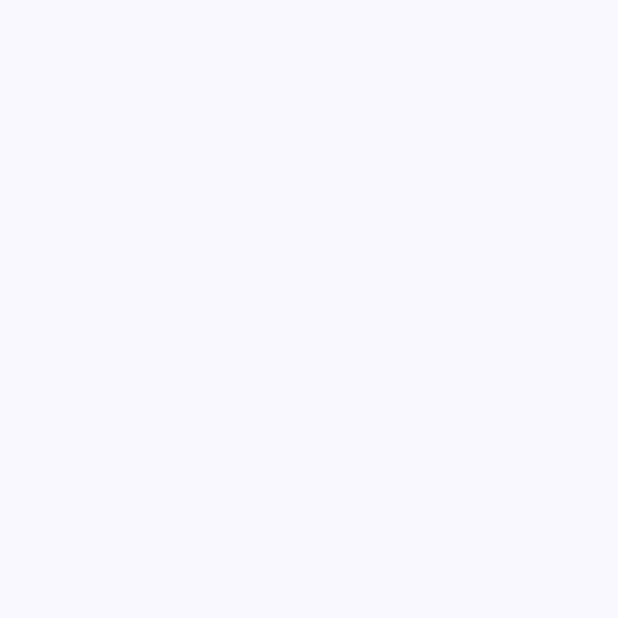
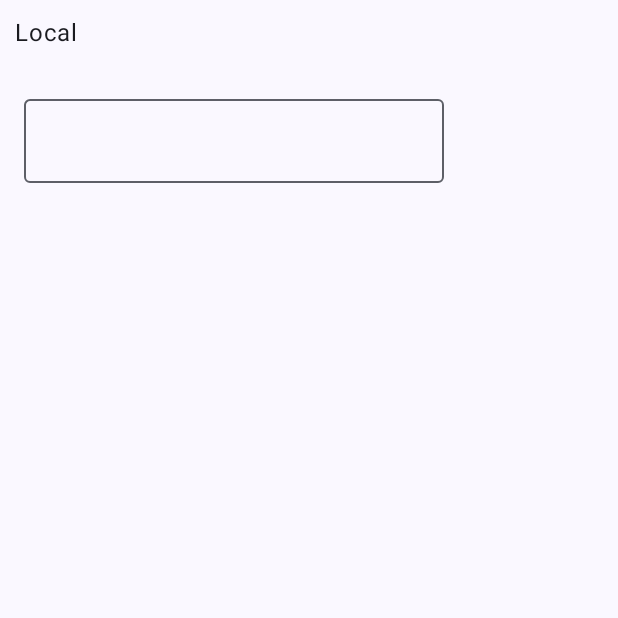
Before and after one commit to ShawnFlynn/TextFieldViewModels, an Android app built with Jetpack Compose: the screen it shows after launch (MainActivity), on a phone screen of 412 x 824 dp, the top half of it. Before the commit the part shown is empty. Run offline under Robolectric (Android 15) with nearby library versions, the phone set to English and light mode, and no system bars.

Commit message:
Local implementation

```diff
--- a/app/src/main/java/com/smf/textfieldviewmodels/MainActivity.kt
+++ b/app/src/main/java/com/smf/textfieldviewmodels/MainActivity.kt
@@ -3,24 +3,59 @@ package com.smf.textfieldviewmodels
 import android.os.Bundle
 import androidx.activity.ComponentActivity
 import androidx.activity.compose.setContent
+import androidx.compose.foundation.layout.Column
+import androidx.compose.foundation.layout.Spacer
 import androidx.compose.foundation.layout.fillMaxSize
-import androidx.compose.material3.MaterialTheme
+import androidx.compose.foundation.layout.height
+import androidx.compose.foundation.layout.padding
+import androidx.compose.material3.ExperimentalMaterial3Api
+import androidx.compose.material3.OutlinedTextField
 import androidx.compose.material3.Surface
+import androidx.compose.material3.Text
+import androidx.compose.runtime.Composable
+import androidx.compose.runtime.getValue
+import androidx.compose.runtime.mutableStateOf
+import androidx.compose.runtime.saveable.rememberSaveable
+import androidx.compose.runtime.setValue
 import androidx.compose.ui.Modifier
+import androidx.compose.ui.unit.dp
 import com.smf.textfieldviewmodels.ui.theme.TextFieldViewModelsTheme
 
 class MainActivity : ComponentActivity() {
+	@OptIn(ExperimentalMaterial3Api::class)
 	override fun onCreate(savedInstanceState: Bundle?) {
 		super.onCreate(savedInstanceState)
 		setContent {
 			TextFieldViewModelsTheme {
-				// A surface container using the 'background' color from the theme
-				Surface(
-					modifier = Modifier.fillMaxSize(),
-					color = MaterialTheme.colorScheme.background
-				) {
+				Surface(modifier = Modifier.fillMaxSize())
+				{
+					TextFieldScreen()						// Local
 				}
 			}
 		}
 	}
 }
+
+@ExperimentalMaterial3Api
+@Composable
+private fun TextFieldScreen()
+{
+	val environment = "Local"
+
+	Text(text = environment,
+		modifier = Modifier.padding(10.dp))
+
+		var localText by rememberSaveable { mutableStateOf("") }   // Local
+		TextFieldContent(text = localText) { localText = it }
+}
+
+@OptIn(ExperimentalMaterial3Api::class)
+@Composable
+fun TextFieldContent(text: String, onTextChange: (String) -> Unit) {
+
+	Column(modifier = Modifier.padding(16.dp))
+	{
+		Spacer(modifier = Modifier.height(50.dp))
+		OutlinedTextField(value = text, onValueChange = onTextChange)
+	}
+}
```
